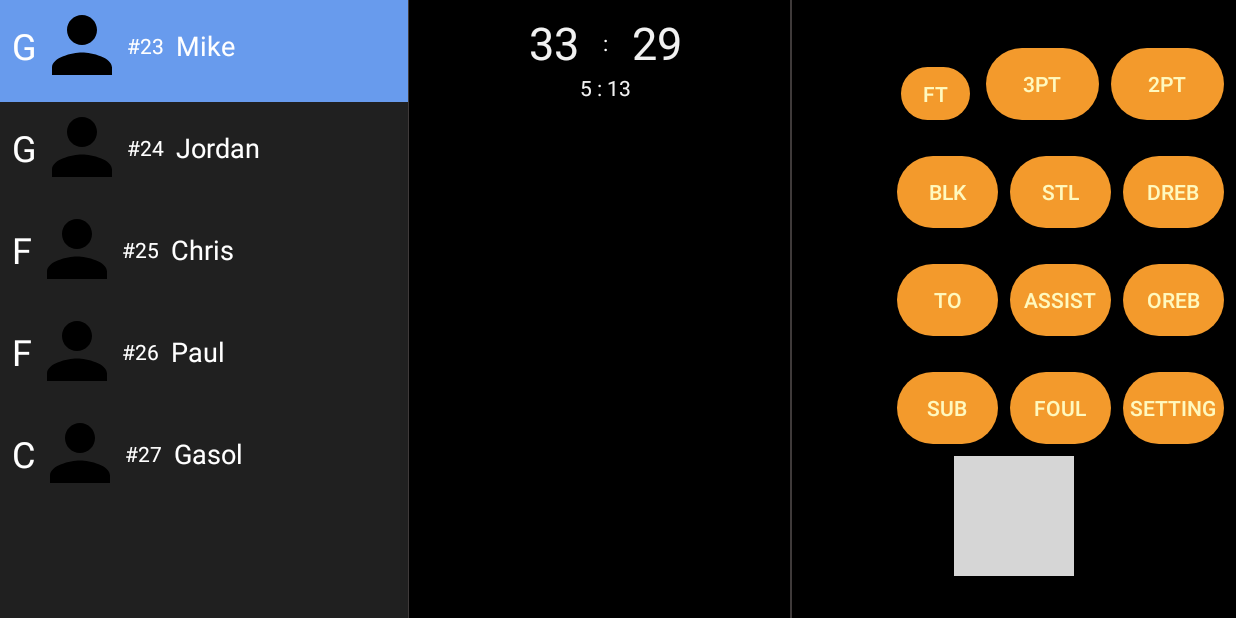
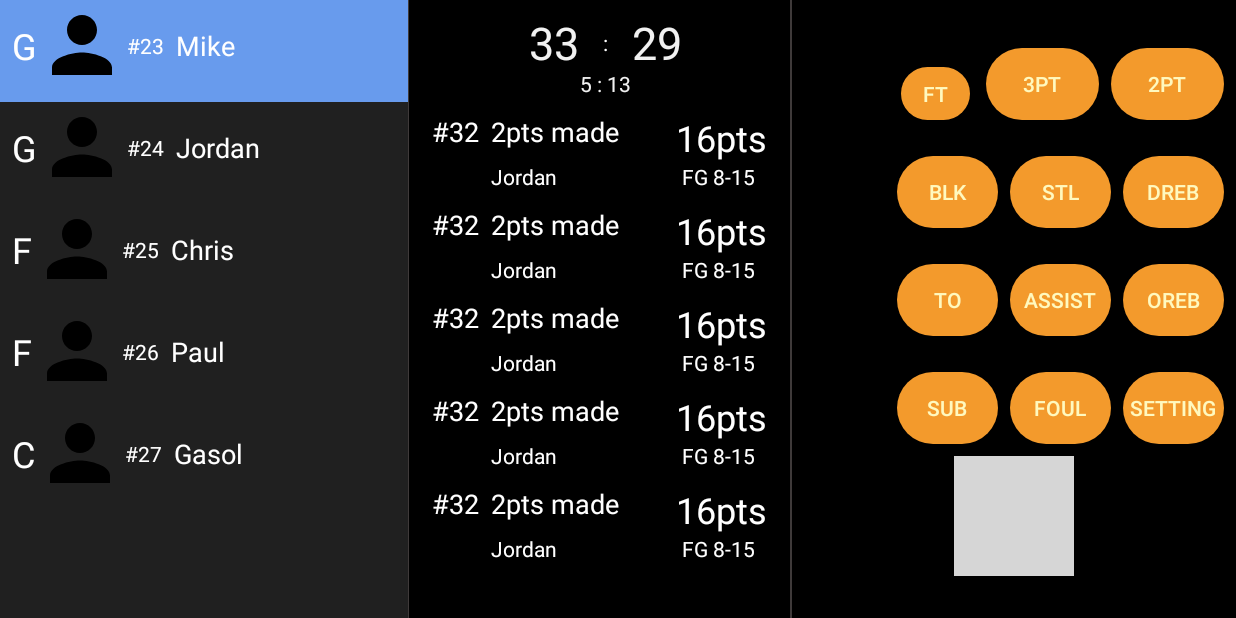
Before and after one commit to michael830713/ProjectBoxScore, an Android app: the screen it shows after launch (MainActivity), after a tap on "LOGIN WITH GOOGLE", on a phone screen of 824 x 412 dp (held sideways). Run offline under Robolectric (Android 15) with nearby library versions, the light colour scheme and no system bars; libraries missing offline, so code that uses them is left out: io.github.controlwear.virtual; plain views replace JoystickView; grey boxes are pictures that could not be loaded.

Commit message:
set up the log recyclerview

```diff
--- a/app/src/main/java/com/mike/projectboxscore/mainConsole/MainConsoleFragment.java
+++ b/app/src/main/java/com/mike/projectboxscore/mainConsole/MainConsoleFragment.java
@@ -28,7 +28,9 @@ public class MainConsoleFragment extends Fragment implements MainConsoleViewCont
 
     MainConsoleViewContract.Presenter mPresenter;
     private OnCourtPlayerAdapter mOnCourtPlayerAdapter;
+    private MainLogAdapter mMainLogAdapter;
     RecyclerView mPlayerRecyclerView;
+    RecyclerView mLogRecyclerView;
     private JoystickView mJoystickView;
     private Button m2Pts;
     private Button m3Pts;
@@ -41,7 +43,7 @@ public class MainConsoleFragment extends Fragment implements MainConsoleViewCont
     private Button mSubstitude;
     private Button mFoul;
     private Button mBlock;
-    private ArrayList<PlayerOnCourtStats> players;
+    private ArrayList<PlayerOnCourtStats> mPlayers;
 
     public MainConsoleFragment() {
         // Requires empty public constructor
@@ -55,7 +57,8 @@ public class MainConsoleFragment extends Fragment implements MainConsoleViewCont
     public void onCreate(@Nullable Bundle savedInstanceState) {
         super.onCreate(savedInstanceState);
         mOnCourtPlayerAdapter = new OnCourtPlayerAdapter(mPresenter);
-        players = new ArrayList<PlayerOnCourtStats>();
+        mPlayers = new ArrayList<PlayerOnCourtStats>();
+        mMainLogAdapter = new MainLogAdapter(mPresenter);
 
     }
 
@@ -65,9 +68,14 @@ public class MainConsoleFragment extends Fragment implements MainConsoleViewCont
         View root = inflater.inflate(R.layout.console_fragment, container, false);
 
         mPlayerRecyclerView = root.findViewById(R.id.recyclerview_onCourt_players);
-        LinearLayoutManager linearLayoutManager = new LinearLayoutManager(getContext());
-        mPlayerRecyclerView.setLayoutManager(linearLayoutManager);
+        LinearLayoutManager playerLayoutManager = new LinearLayoutManager(getContext());
+        mPlayerRecyclerView.setLayoutManager(playerLayoutManager);
         mPlayerRecyclerView.setAdapter(mOnCourtPlayerAdapter);
+
+        mLogRecyclerView = root.findViewById(R.id.recyclerView_log);
+        LinearLayoutManager logLayoutManager = new LinearLayoutManager(getContext());
+        mLogRecyclerView.setLayoutManager(logLayoutManager);
+        mLogRecyclerView.setAdapter(mMainLogAdapter);
 
         m2Pts = root.findViewById(R.id.button2Pts);
         m3Pts = root.findViewById(R.id.button3Pts);
@@ -88,12 +96,12 @@ public class MainConsoleFragment extends Fragment implements MainConsoleViewCont
     @Override
     public void onViewCreated(@NonNull View view, @Nullable Bundle savedInstanceState) {
         super.onViewCreated(view, savedInstanceState);
-        players.add(new PlayerOnCourtStats("Mike", 23,getString(R.string.gaurd)));
-        players.add(new PlayerOnCourtStats("Jordan", 24,getString(R.string.gaurd)));
-        players.add(new PlayerOnCourtStats("Chris", 25,getString(R.string.forward)));
-        players.add(new PlayerOnCourtStats("Paul", 26,getString(R.string.forward)));
-        players.add(new PlayerOnCourtStats("Gasol", 27,getString(R.string.center)));
-        mOnCourtPlayerAdapter.setPlayers(players);
+        mPlayers.add(new PlayerOnCourtStats("Mike", 23, getString(R.string.gaurd)));
+        mPlayers.add(new PlayerOnCourtStats("Jordan", 24, getString(R.string.gaurd)));
+        mPlayers.add(new PlayerOnCourtStats("Chris", 25, getString(R.string.forward)));
+        mPlayers.add(new PlayerOnCourtStats("Paul", 26, getString(R.string.forward)));
+        mPlayers.add(new PlayerOnCourtStats("Gasol", 27, getString(R.string.center)));
+        mOnCourtPlayerAdapter.setPlayers(mPlayers);
 
         m2Pts.setOnClickListener(awesomeOnClickListener);
         m3Pts.setOnClickListener(awesomeOnClickListener);
@@ -126,59 +134,55 @@ public class MainConsoleFragment extends Fragment implements MainConsoleViewCont
         public void onClick(View v) {
             switch (v.getId()) {
                 case R.id.button2Pts:
-//                    Log.d(TAG, "onClick: button2Pts");
                     int added2points = playerScored(2);
-                    Log.d(TAG, players.get(mOnCourtPlayerAdapter.getRow_index()).getBackNumber() + "scored: " + added2points);
-
+                    Log.d(TAG, mPlayers.get(mOnCourtPlayerAdapter.getRow_index()).getBackNumber() + "scored: " + added2points);
                     break;
                 case R.id.button3Pts:
                     int added3points = playerScored(3);
-                    Log.d(TAG, players.get(mOnCourtPlayerAdapter.getRow_index()).getBackNumber() + "scored: " + added3points);
-
+                    Log.d(TAG, mPlayers.get(mOnCourtPlayerAdapter.getRow_index()).getBackNumber() + "scored: " + added3points);
                     break;
                 case R.id.buttonFreeThrow:
                     int added1points = playerScored(1);
-                    Log.d(TAG, players.get(mOnCourtPlayerAdapter.getRow_index()).getBackNumber() + "scored: " + added1points);
+                    Log.d(TAG, mPlayers.get(mOnCourtPlayerAdapter.getRow_index()).getBackNumber() + "scored: " + added1points);
                     break;
                 case R.id.buttonOffensiveRebound:
-                    int currentOffensiveRebounds = players.get(mOnCourtPlayerAdapter.getRow_index()).getOffensiveRebounds();
-                    players.get(mOnCourtPlayerAdapter.getRow_index()).setOffensiveRebounds(currentOffensiveRebounds + 1);
+                    int currentOffensiveRebounds = mPlayers.get(mOnCourtPlayerAdapter.getRow_index()).getOffensiveRebounds();
+                    mPlayers.get(mOnCourtPlayerAdapter.getRow_index()).setOffensiveRebounds(currentOffensiveRebounds + 1);
                     break;
                 case R.id.buttonDefensiveRebound:
-                    int currentDefensiveRebounds = players.get(mOnCourtPlayerAdapter.getRow_index()).getDefensiveRebounds();
-                    players.get(mOnCourtPlayerAdapter.getRow_index()).setDefensiveRebounds(currentDefensiveRebounds + 1);
+                    int currentDefensiveRebounds = mPlayers.get(mOnCourtPlayerAdapter.getRow_index()).getDefensiveRebounds();
+                    mPlayers.get(mOnCourtPlayerAdapter.getRow_index()).setDefensiveRebounds(currentDefensiveRebounds + 1);
                     break;
                 case R.id.buttonAssist:
-                    int currentAssist = players.get(mOnCourtPlayerAdapter.getRow_index()).getAssists();
-                    players.get(mOnCourtPlayerAdapter.getRow_index()).setAssists(currentAssist + 1);
+                    int currentAssist = mPlayers.get(mOnCourtPlayerAdapter.getRow_index()).getAssists();
+                    mPlayers.get(mOnCourtPlayerAdapter.getRow_index()).setAssists(currentAssist + 1);
                     break;
                 case R.id.buttonTurnOver:
-                    int currentTurnOver = players.get(mOnCourtPlayerAdapter.getRow_index()).getTurnOvers();
-                    players.get(mOnCourtPlayerAdapter.getRow_index()).setTurnOvers(currentTurnOver + 1);
+                    int currentTurnOver = mPlayers.get(mOnCourtPlayerAdapter.getRow_index()).getTurnOvers();
+                    mPlayers.get(mOnCourtPlayerAdapter.getRow_index()).setTurnOvers(currentTurnOver + 1);
                     break;
                 case R.id.buttonFoul:
-                    int currentFouls = players.get(mOnCourtPlayerAdapter.getRow_index()).getFouls();
-                    players.get(mOnCourtPlayerAdapter.getRow_index()).setFouls(currentFouls + 1);
+                    int currentFouls = mPlayers.get(mOnCourtPlayerAdapter.getRow_index()).getFouls();
+                    mPlayers.get(mOnCourtPlayerAdapter.getRow_index()).setFouls(currentFouls + 1);
                     break;
                 case R.id.buttonSub:
                     break;
                 case R.id.buttonSteal:
-                    int currentSteals = players.get(mOnCourtPlayerAdapter.getRow_index()).getSteals();
-                    players.get(mOnCourtPlayerAdapter.getRow_index()).setSteals(currentSteals + 1);
+                    int currentSteals = mPlayers.get(mOnCourtPlayerAdapter.getRow_index()).getSteals();
+                    mPlayers.get(mOnCourtPlayerAdapter.getRow_index()).setSteals(currentSteals + 1);
                     break;
                 case R.id.buttonBlock:
-
-                    int currentBlocks = players.get(mOnCourtPlayerAdapter.getRow_index()).getBlocks();
-                    players.get(mOnCourtPlayerAdapter.getRow_index()).setBlocks(currentBlocks + 1);
+                    int currentBlocks = mPlayers.get(mOnCourtPlayerAdapter.getRow_index()).getBlocks();
+                    mPlayers.get(mOnCourtPlayerAdapter.getRow_index()).setBlocks(currentBlocks + 1);
                     break;
             }
         }
     };
 
     private int playerScored(int point) {
-        int currentPoints = players.get(mOnCourtPlayerAdapter.getRow_index()).getPoints();
+        int currentPoints = mPlayers.get(mOnCourtPlayerAdapter.getRow_index()).getPoints();
         int newPoint = currentPoints + point;
-        players.get(mOnCourtPlayerAdapter.getRow_index()).setPoints(newPoint);
+        mPlayers.get(mOnCourtPlayerAdapter.getRow_index()).setPoints(newPoint);
         return newPoint;
     }
 
--- /dev/null
+++ b/app/src/main/java/com/mike/projectboxscore/mainConsole/MainLogAdapter.java
@@ -0,0 +1,58 @@
+package com.mike.projectboxscore.mainConsole;
+
+import android.graphics.Color;
+import android.support.annotation.NonNull;
+import android.support.constraint.ConstraintLayout;
+import android.support.v7.widget.RecyclerView;
+import android.view.LayoutInflater;
+import android.view.View;
+import android.view.ViewGroup;
+import android.widget.ImageView;
+import android.widget.TextView;
+
+import com.mike.projectboxscore.Data.PlayerOnCourtStats;
+import com.mike.projectboxscore.R;
+
+import java.util.ArrayList;
+
+public class MainLogAdapter extends RecyclerView.Adapter<MainLogAdapter.PlayerViewHolder> {
+
+    private MainConsoleViewContract.Presenter mPresenter;
+
+    public MainLogAdapter(MainConsoleViewContract.Presenter presenter) {
+        mPresenter = presenter;
+    }
+
+    @NonNull
+    @Override
+    public PlayerViewHolder onCreateViewHolder(@NonNull ViewGroup viewGroup, int i) {
+        return new PlayerViewHolder(LayoutInflater.from(viewGroup.getContext())
+                .inflate(R.layout.viewholder_logs, viewGroup, false));
+
+
+    }
+
+    @Override
+    public void onBindViewHolder(@NonNull final PlayerViewHolder playerViewHolder, final int i) {
+
+    }
+
+    @Override
+    public int getItemCount() {
+        return 5;
+    }
+
+    public class PlayerViewHolder extends RecyclerView.ViewHolder {
+
+
+        public PlayerViewHolder(@NonNull View itemView) {
+            super(itemView);
+        }
+    }
+
+
+
+
+
+
+}
--- a/app/src/main/res/layout/console_fragment.xml
+++ b/app/src/main/res/layout/console_fragment.xml
@@ -241,12 +241,13 @@
         android:layout_width="wrap_content"
         android:layout_height="wrap_content"
         android:layout_marginStart="8dp"
+        android:layout_marginTop="8dp"
         android:layout_marginEnd="8dp"
         android:text="5 : 13"
         android:textColor="#F1F1F1"
         app:layout_constraintEnd_toEndOf="@+id/textViewHomeScore"
         app:layout_constraintStart_toStartOf="@+id/textViewAwayScore"
-        app:layout_constraintTop_toBottomOf="@+id/textViewAwayScore" />
+        app:layout_constraintTop_toBottomOf="@+id/textView4" />
 
     <io.github.controlwear.virtual.joystick.android.JoystickView
         android:id="@+id/joy_stick_controller"
@@ -267,4 +268,17 @@
         app:layout_constraintStart_toStartOf="@+id/guideline2"
         app:layout_constraintTop_toBottomOf="@+id/buttonFoul" />
 
+    <android.support.v7.widget.RecyclerView
+        android:id="@+id/recyclerView_log"
+        android:layout_width="0dp"
+        android:layout_height="0dp"
+        android:layout_marginStart="8dp"
+        android:layout_marginTop="8dp"
+        android:layout_marginEnd="8dp"
+        android:layout_marginBottom="8dp"
+        app:layout_constraintBottom_toBottomOf="parent"
+        app:layout_constraintEnd_toStartOf="@+id/guideline2"
+        app:layout_constraintStart_toStartOf="@+id/guideline"
+        app:layout_constraintTop_toBottomOf="@+id/textViewTimer" />
+
 </android.support.constraint.ConstraintLayout>
--- /dev/null
+++ b/app/src/main/res/layout/viewholder_logs.xml
@@ -0,0 +1,68 @@
+<?xml version="1.0" encoding="utf-8"?>
+<android.support.constraint.ConstraintLayout xmlns:android="http://schemas.android.com/apk/res/android"
+    xmlns:app="http://schemas.android.com/apk/res-auto"
+    xmlns:tools="http://schemas.android.com/tools"
+    android:id="@+id/constraint_layout_logs"
+    android:layout_width="match_parent"
+    android:layout_height="wrap_content">
+
+    <TextView
+        android:id="@+id/textView_player_name"
+        android:layout_width="wrap_content"
+        android:layout_height="wrap_content"
+        android:layout_marginTop="8dp"
+        android:text="Jordan"
+        android:textColor="#ffffff"
+        app:layout_constraintStart_toStartOf="@+id/textView_action"
+        app:layout_constraintTop_toBottomOf="@+id/textView_action" />
+
+    <TextView
+        android:id="@+id/textView_back_number"
+        android:layout_width="wrap_content"
+        android:layout_height="wrap_content"
+        android:layout_marginStart="8dp"
+        android:layout_marginTop="2dp"
+        android:text="#32"
+        android:textColor="#ffffff"
+        android:textSize="18sp"
+        app:layout_constraintStart_toStartOf="parent"
+        app:layout_constraintTop_toTopOf="parent" />
+
+    <TextView
+        android:id="@+id/textView_action"
+        android:layout_width="0dp"
+        android:layout_height="wrap_content"
+        android:layout_marginStart="8dp"
+        android:layout_marginEnd="8dp"
+        android:text="2pts made"
+        android:textColor="#ffffff"
+        android:textSize="18sp"
+        app:layout_constraintEnd_toStartOf="@+id/textView_player_points"
+        app:layout_constraintStart_toEndOf="@+id/textView_back_number"
+        app:layout_constraintTop_toTopOf="@+id/textView_back_number" />
+
+    <TextView
+        android:id="@+id/textView_field_goal"
+        android:layout_width="wrap_content"
+        android:layout_height="wrap_content"
+        android:layout_marginEnd="8dp"
+        android:layout_marginBottom="8dp"
+        android:text="FG 8-15"
+        android:textColor="#ffffff"
+        app:layout_constraintBottom_toBottomOf="parent"
+        app:layout_constraintEnd_toEndOf="@+id/textView_player_points"
+        app:layout_constraintTop_toTopOf="@+id/textView_player_name" />
+
+    <TextView
+        android:id="@+id/textView_player_points"
+        android:layout_width="wrap_content"
+        android:layout_height="wrap_content"
+        android:layout_marginEnd="8dp"
+        android:gravity="right"
+        android:text="16pts"
+        android:textAlignment="gravity"
+        android:textColor="#ffffff"
+        android:textSize="24sp"
+        app:layout_constraintEnd_toEndOf="parent"
+        app:layout_constraintTop_toTopOf="@+id/textView_action" />
+</android.support.constraint.ConstraintLayout>
```
